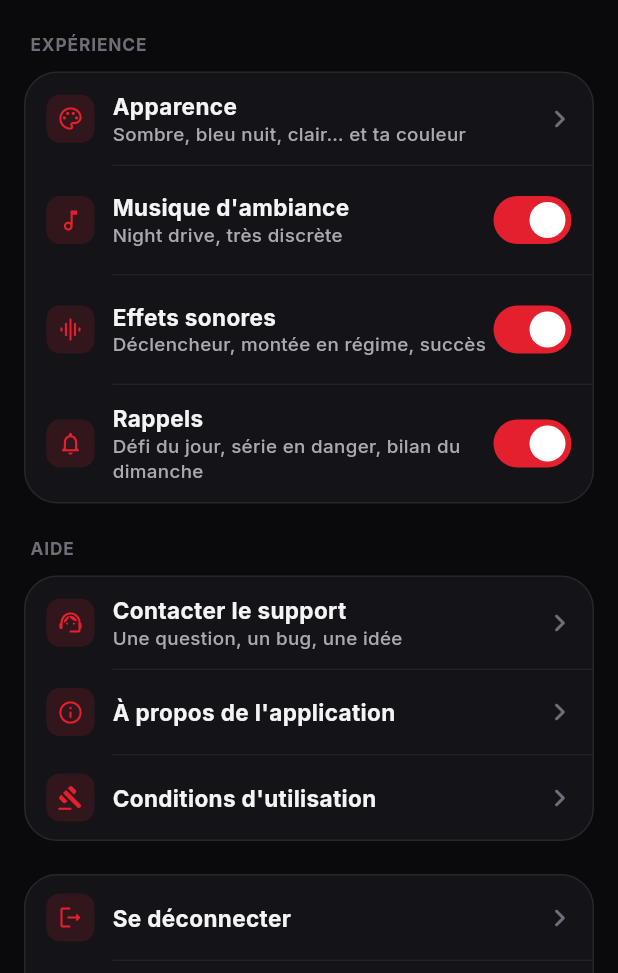
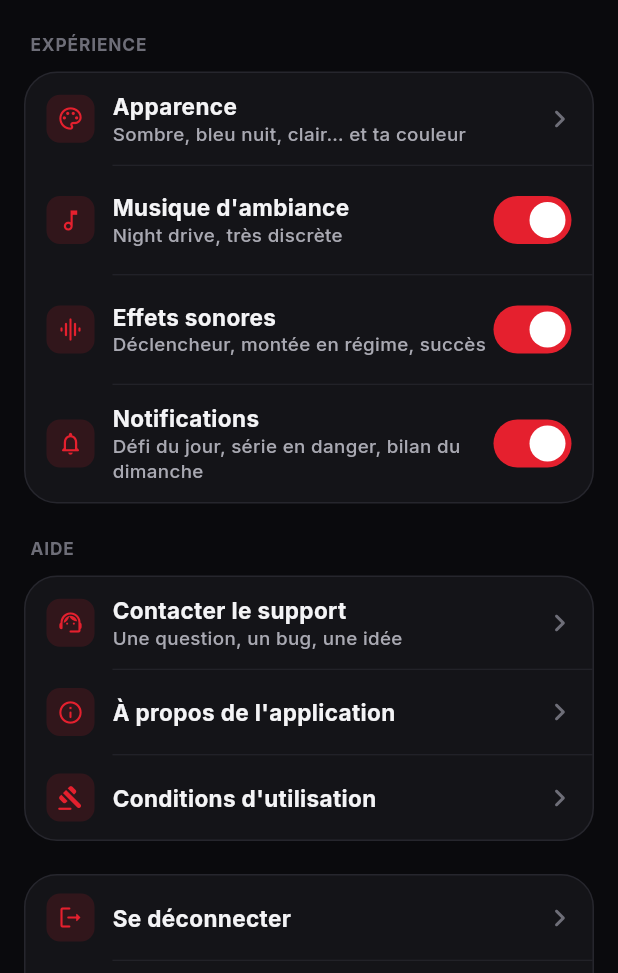
Before and after one commit to Owenmng/spot_my_car, a Flutter app: the SettingsScreen screen opened directly, on a phone screen of 412 x 824 dp, the part 263-1236 px from its top. Run offline on Flutter 3.47's test engine with Material 3 defaults, Android fonts, the phone set to English and light mode, and no system bars; our stand-ins replace audioplayers, cached_network_image, cloud_firestore, cloud_functions, connectivity_plus, firebase_auth and 16 more; missing offline and left inert: firebase_app_check, flutter_map_marker_cluster; accounts and stored records are empty.

Commit message:
Mode clair : carte de niveau lisible ; Paramètres « Notifications » ; build AAB Play Store ; version 1.0.0
Co-Authored-By: Claude Opus 5.5 <noreply@anthropic.com>
Claude-Session: https://claude.ai/code/session_01HGpjXFfmVms3owX6qTKTQ5

```diff
--- a/lib/garage_screen.dart
+++ b/lib/garage_screen.dart
@@ -431,9 +431,9 @@ class _Header extends StatelessWidget {
                     const SizedBox(height: 18),
                     Row(
                       children: [
-                        Expanded(child: StatPill(value: '${cars.length}', label: 'spots', dark: true)),
-                        Expanded(child: StatPill(value: '$brands', label: 'marques', dark: true)),
-                        Expanded(child: StatPill(value: '$rare', label: 'rares et +', dark: true)),
+                        Expanded(child: StatPill(value: '${cars.length}', label: 'spots')),
+                        Expanded(child: StatPill(value: '$brands', label: 'marques')),
+                        Expanded(child: StatPill(value: '$rare', label: 'rares et +')),
                       ],
                     ),
                   ],
--- a/lib/settings_screen.dart
+++ b/lib/settings_screen.dart
@@ -196,7 +196,7 @@ class _SettingsScreenState extends State<SettingsScreen> {
               listenable: notifications,
               builder: (context, _) => _Tile(
                 icon: Icons.notifications_none_rounded,
-                title: 'Rappels',
+                title: 'Notifications',
                 subtitle: 'Défi du jour, série en danger, bilan du dimanche',
                 trailing: Switch(value: notifications.enabled, onChanged: notifications.setEnabled),
               ),
--- a/pubspec.yaml
+++ b/pubspec.yaml
@@ -2,7 +2,7 @@ name: spot_my_car
 description: "SpotMyCar - repère, collectionne et partage les voitures croisées dans la rue."
 publish_to: 'none'
 
-version: 2.0.0+20
+version: 1.0.0+21
 
 environment:
   sdk: '>=3.8.0 <4.0.0'
```
Also changed, not shown: lib/widgets/ui_kit.dart (+4 -3 lines), 1 other file.
